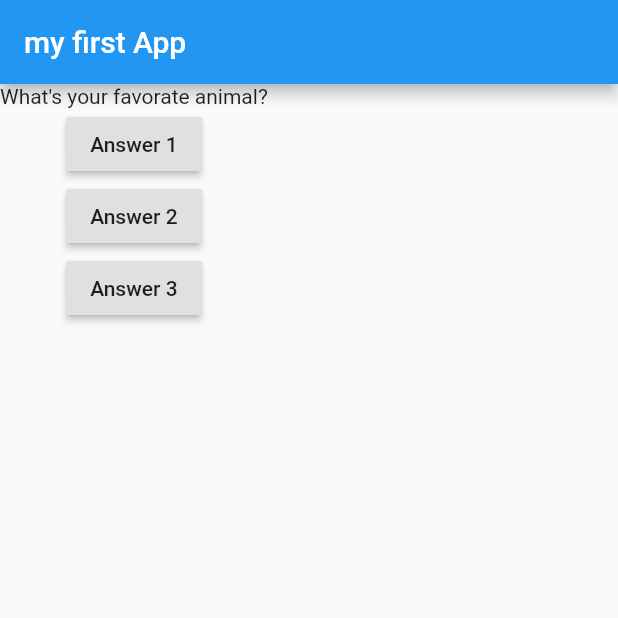
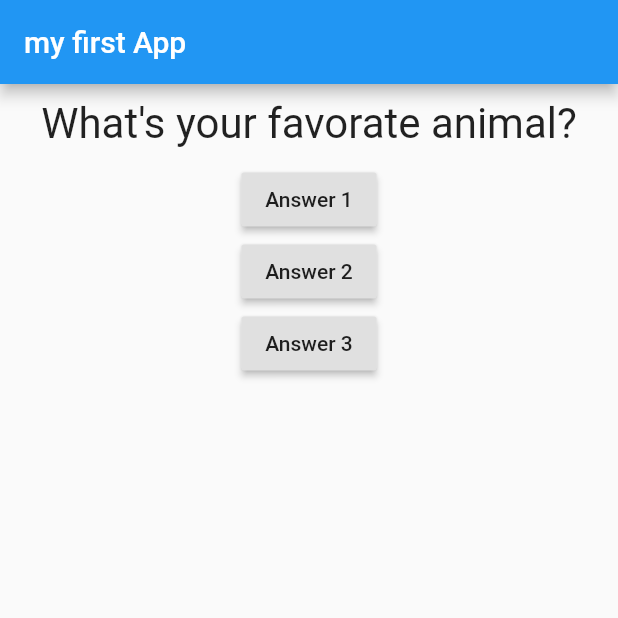
Before and after one commit to MohamedBouarada/Flutter, a Flutter app: the screen it shows after launch, after a tap on "Answer 1", on a phone screen of 412 x 824 dp, the top half of it. Run offline on Flutter 3.47's test engine with Material 2 defaults, Android fonts, the phone set to English and light mode, and no system bars.

Commit message:
First styling and layouting steps

```diff
--- a/lib/main.dart
+++ b/lib/main.dart
@@ -1,6 +1,8 @@
 // ignore_for_file: deprecated_member_use
 
 import 'package:flutter/material.dart';
+
+import './question.dart';
 
 void main() => runApp(MyApp());
 
@@ -10,13 +12,13 @@ class MyApp extends StatefulWidget {
 }
 
 class _MyAppState extends State<MyApp> {
-  var questionIndex = 0;
+  var _questionIndex = 0;
 
-  void answerQuestion() {
+  void _answerQuestion() {
     setState(() {
-      questionIndex = (questionIndex + 1)%2;
+      _questionIndex = (_questionIndex + 1)%2;
     });
-    print(questionIndex);
+    print(_questionIndex);
   }
 
   @override
@@ -33,12 +35,12 @@ class _MyAppState extends State<MyApp> {
         ),
         body: Column(
           children: [
-            Text(
-              questions[questionIndex],
+            Question(
+              questions[_questionIndex],
             ),
             RaisedButton(
               child: Text('Answer 1'),
-              onPressed: answerQuestion,
+              onPressed: _answerQuestion,
             ),
             RaisedButton(
               child: Text('Answer 2'),
--- /dev/null
+++ b/lib/question.dart
@@ -0,0 +1,24 @@
+// ignore_for_file: use_key_in_widget_constructors, prefer_const_constructors
+
+
+import 'package:flutter/material.dart';
+
+// ignore: must_be_immutable
+class Question extends StatelessWidget {
+
+  final String questionText;
+  Question(this.questionText);
+
+  @override
+  Widget build(BuildContext context) {
+    return Container(
+      width: double.infinity,
+      margin: EdgeInsets.all(10),
+      child: Text(
+        questionText,
+        style: TextStyle(fontSize: 28),
+        textAlign: TextAlign.center,
+      ),
+    );
+    }
+}
```
